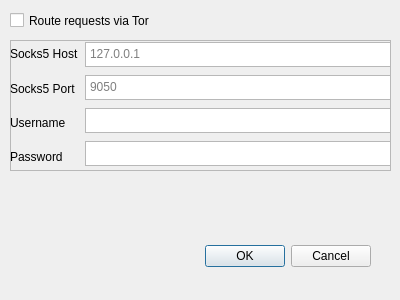
Before: the Qt Designer form designer/Settings.ui in subins2000/TorrentBro, drawn with Qt 5.
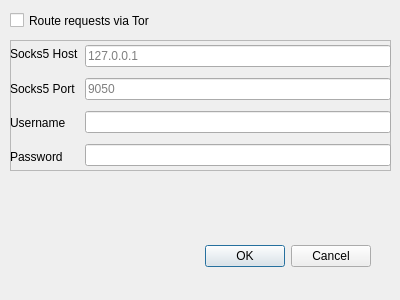
After: the same form once the commit is applied.

Patch:
```diff
--- a/designer/Settings.ui
+++ b/designer/Settings.ui
@@ -120,104 +120,24 @@
         <enum>QLayout::SetMinimumSize</enum>
        </property>
        <item>
-        <widget class="QPlainTextEdit" name="hostInput">
-         <property name="sizePolicy">
-          <sizepolicy hsizetype="Expanding" vsizetype="Minimum">
-           <horstretch>0</horstretch>
-           <verstretch>0</verstretch>
-          </sizepolicy>
-         </property>
-         <property name="maximumSize">
-          <size>
-           <width>16777215</width>
-           <height>25</height>
-          </size>
-         </property>
-         <property name="verticalScrollBarPolicy">
-          <enum>Qt::ScrollBarAlwaysOff</enum>
-         </property>
-         <property name="tabChangesFocus">
-          <bool>true</bool>
-         </property>
+        <widget class="QLineEdit" name="hostInput">
          <property name="placeholderText">
           <string>127.0.0.1</string>
          </property>
         </widget>
        </item>
        <item>
-        <widget class="QPlainTextEdit" name="portInput">
-         <property name="sizePolicy">
-          <sizepolicy hsizetype="Expanding" vsizetype="Minimum">
-           <horstretch>0</horstretch>
-           <verstretch>0</verstretch>
-          </sizepolicy>
-         </property>
-         <property name="maximumSize">
-          <size>
-           <width>16777215</width>
-           <height>25</height>
-          </size>
-         </property>
-         <property name="verticalScrollBarPolicy">
-          <enum>Qt::ScrollBarAlwaysOff</enum>
-         </property>
-         <property name="tabChangesFocus">
-          <bool>true</bool>
-         </property>
+        <widget class="QLineEdit" name="portInput">
          <property name="placeholderText">
           <string>9050</string>
          </property>
         </widget>
        </item>
        <item>
-        <widget class="QPlainTextEdit" name="usernameInput">
-         <property name="sizePolicy">
-          <sizepolicy hsizetype="Expanding" vsizetype="Minimum">
-           <horstretch>0</horstretch>
-           <verstretch>0</verstretch>
-          </sizepolicy>
-         </property>
-         <property name="maximumSize">
-          <size>
-           <width>16777215</width>
-           <height>25</height>
-          </size>
-         </property>
-         <property name="verticalScrollBarPolicy">
-          <enum>Qt::ScrollBarAlwaysOff</enum>
-         </property>
-         <property name="tabChangesFocus">
-          <bool>true</bool>
-         </property>
-         <property name="placeholderText">
-          <string/>
-         </property>
-        </widget>
+        <widget class="QLineEdit" name="usernameInput"/>
        </item>
        <item>
-        <widget class="QPlainTextEdit" name="passwordInput">
-         <property name="sizePolicy">
-          <sizepolicy hsizetype="Expanding" vsizetype="Minimum">
-           <horstretch>0</horstretch>
-           <verstretch>0</verstretch>
-          </sizepolicy>
-         </property>
-         <property name="maximumSize">
-          <size>
-           <width>16777215</width>
-           <height>25</height>
-          </size>
-         </property>
-         <property name="verticalScrollBarPolicy">
-          <enum>Qt::ScrollBarAlwaysOff</enum>
-         </property>
-         <property name="tabChangesFocus">
-          <bool>true</bool>
-         </property>
-         <property name="placeholderText">
-          <string/>
-         </property>
-        </widget>
+        <widget class="QLineEdit" name="passwordInput"/>
        </item>
       </layout>
      </item>
```
